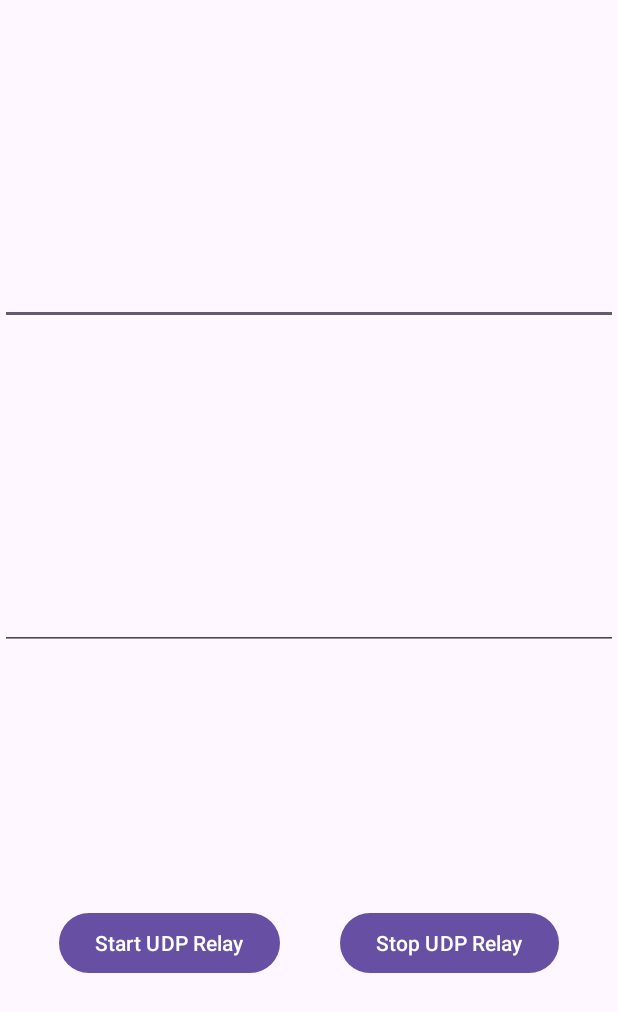
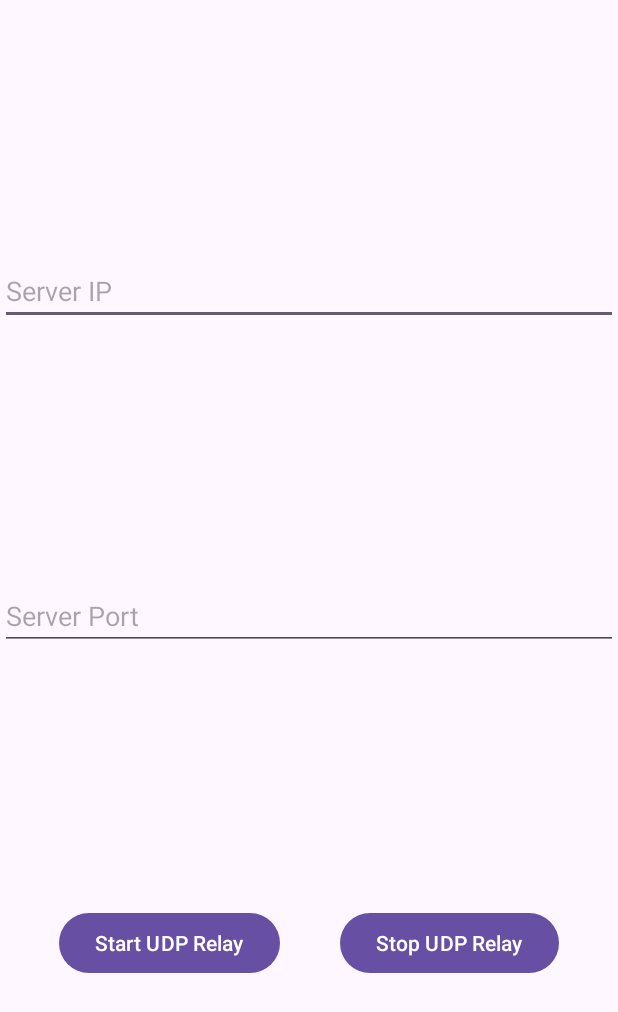
Before and after one commit to yymin1022/Android_UDP_Relay, an Android app: the screen it shows after launch (MainActivity), on a phone screen of 412 x 824 dp. Shown: the top 1012 px of the screen. Run offline under Robolectric (Android 15) with nearby library versions, the phone set to English and light mode, and no system bars.

Commit message:
Update Main Layout : Added Hint for IP/Port Input

```diff
--- a/app/src/main/res/layout/activity_main.xml
+++ b/app/src/main/res/layout/activity_main.xml
@@ -11,6 +11,7 @@
         android:layout_width="match_parent"
         android:layout_height="wrap_content"
         android:inputType="text"
+        android:hint="Server IP"
         android:id="@+id/main_input_ip"
         app:layout_constraintBottom_toTopOf="@id/main_input_port"
         app:layout_constraintEnd_toEndOf="parent"
@@ -21,6 +22,7 @@
         android:layout_width="match_parent"
         android:layout_height="wrap_content"
         android:inputType="numberSigned"
+        android:hint="Server Port"
         android:id="@+id/main_input_port"
         app:layout_constraintBottom_toTopOf="@id/main_btn_start"
         app:layout_constraintEnd_toEndOf="parent"
```
